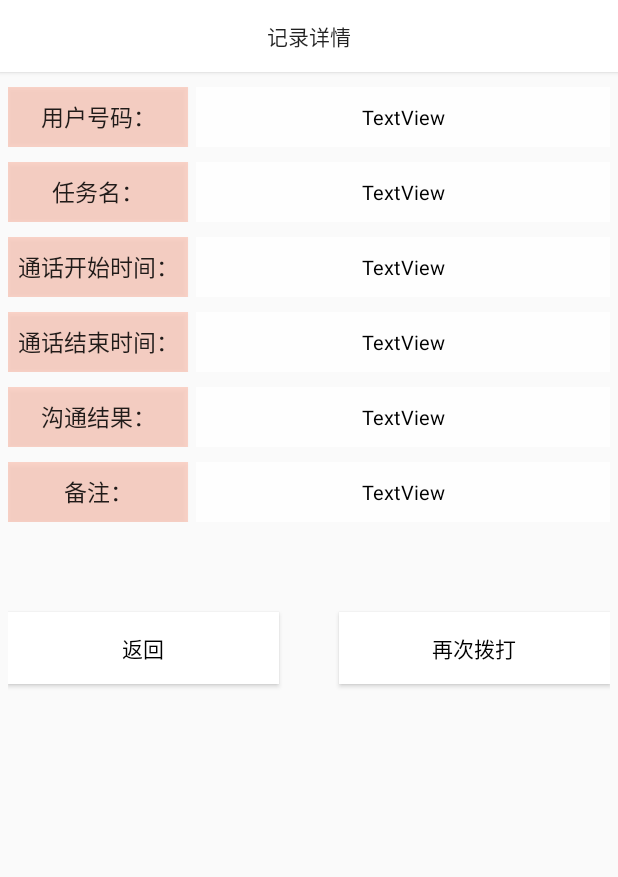
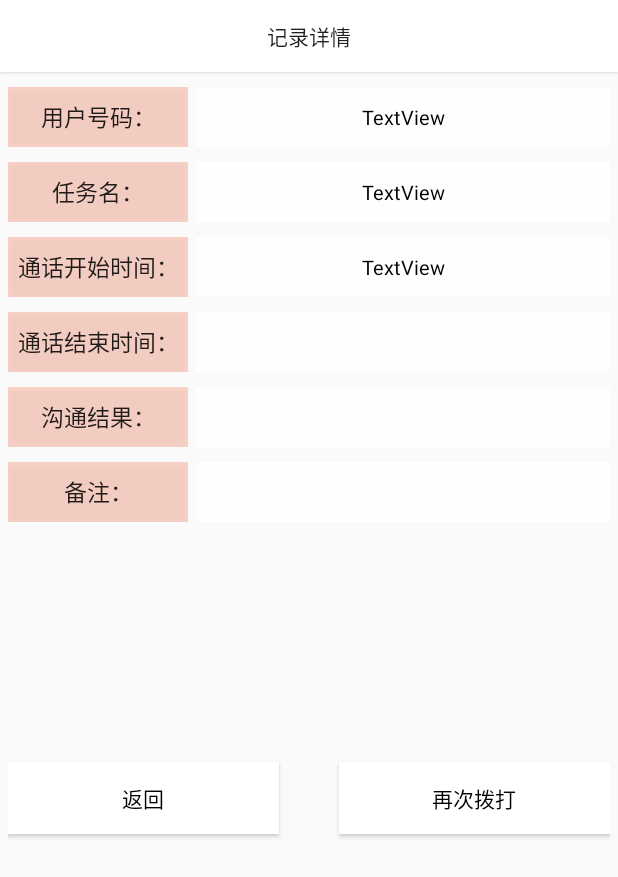
Before and after one commit to renw7/WoMarketing, an Android app: the CallDetailActivity screen opened directly, with no data from a screen before it, on a phone screen of 412 x 824 dp. Shown: the top 877 px of the screen. Run offline under Robolectric (Android 15) with nearby library versions, the phone set to English and light mode, and no system bars; 1 statement that could not run was skipped.

Commit message:
calldetail界面参数修改

```diff
--- a/app/src/main/res/layout/activity_call_detail.xml
+++ b/app/src/main/res/layout/activity_call_detail.xml
@@ -125,7 +125,6 @@
             android:layout_marginTop="0dp"
             android:background="@color/white85"
             android:gravity="center_vertical|center_horizontal"
-            android:text="TextView"
             android:textColor="@color/black"
             android:textSize="13sp" />
     </LinearLayout>
@@ -155,7 +154,6 @@
             android:layout_marginTop="0dp"
             android:background="@color/white85"
             android:gravity="center_vertical|center_horizontal"
-            android:text="TextView"
             android:textColor="@color/black"
             android:textSize="13sp" />
     </LinearLayout>
@@ -183,7 +181,6 @@
             android:layout_marginTop="0dp"
             android:background="@color/white85"
             android:gravity="center_vertical|center_horizontal"
-            android:text="TextView"
             android:textColor="@color/black"
             android:textSize="13sp" />
     </LinearLayout>
@@ -191,7 +188,7 @@
 
     <LinearLayout
         android:layout_width="match_parent"
-        android:layout_height="500dp"
+        android:layout_height="316dp"
         android:layout_marginLeft="5dp"
         android:layout_marginTop="10dp"
         android:layout_marginRight="5dp"
@@ -202,8 +199,8 @@
             android:id="@+id/detail_return"
             android:layout_width="70dp"
             android:layout_height="wrap_content"
+            android:layout_marginTop="150dp"
             android:layout_marginRight="20dp"
-            android:layout_marginTop="50dp"
             android:layout_weight="1"
             android:background="@color/white"
             android:text="返回"
@@ -213,12 +210,12 @@
             android:id="@+id/detail_recall"
             android:layout_width="70dp"
             android:layout_height="wrap_content"
+            android:layout_marginLeft="20dp"
             android:layout_weight="1"
             android:background="@color/white"
-            android:layout_marginLeft="20dp"
-            android:layout_marginTop="50dp"
-            android:textColor="@color/black"
-            android:text="再次拨打" />
+            android:text="再次拨打"
+            android:layout_marginTop="150dp"
+            android:textColor="@color/black" />
     </LinearLayout>
 
 
```
